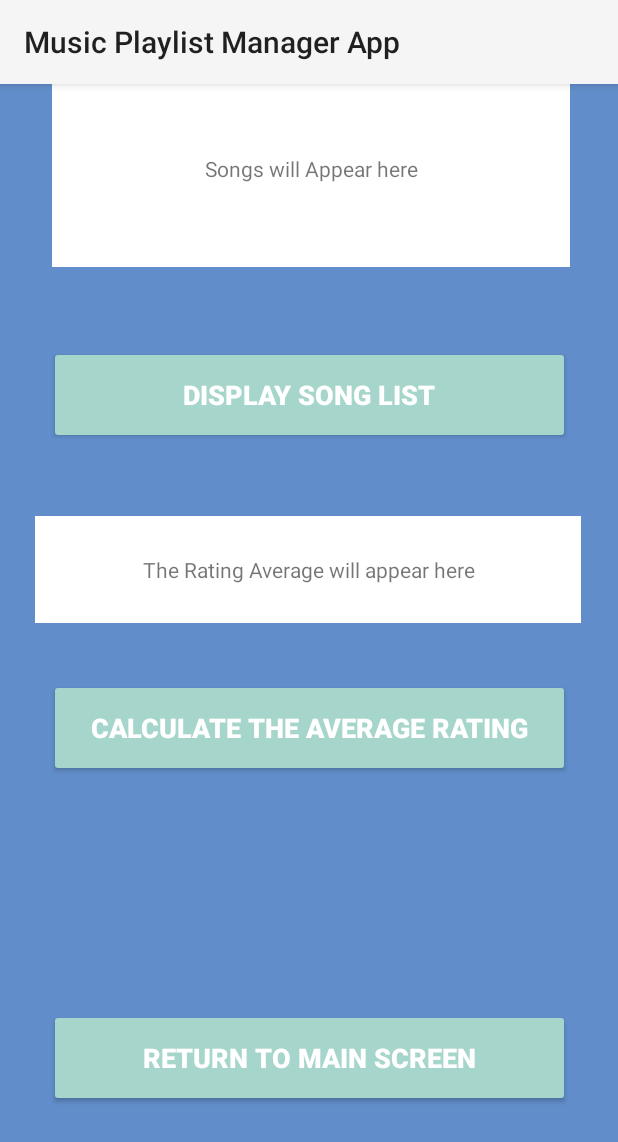
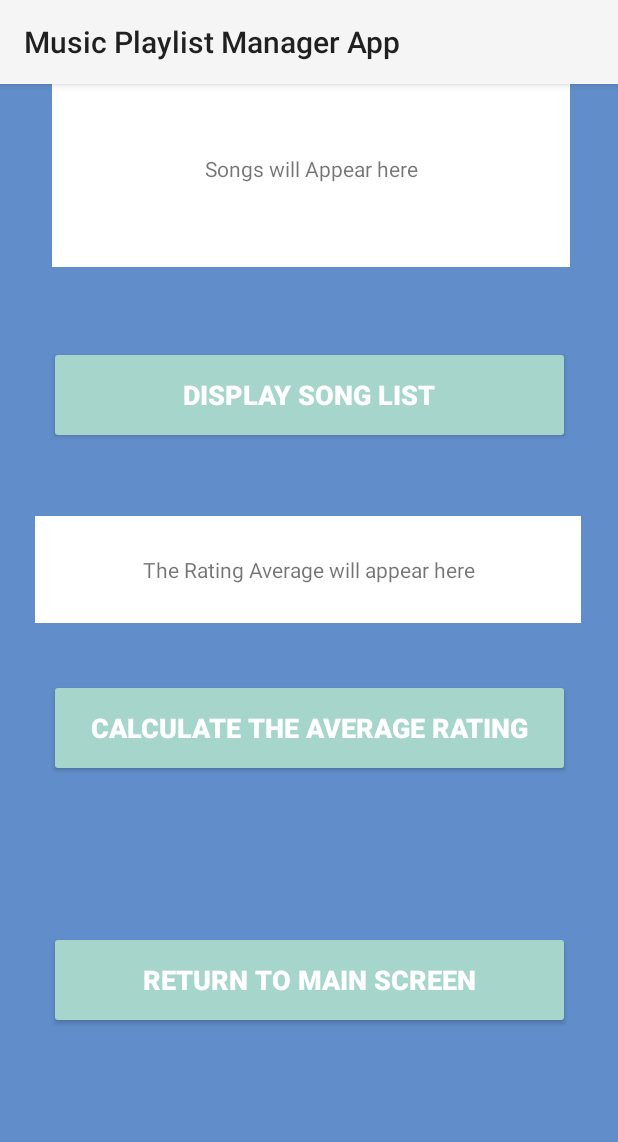
Before and after one commit to Minenhle-03/Music-Playlist-Manager-App, an Android app: the MainActivity3 screen opened directly, with no data from a screen before it, on a phone screen of 412 x 824 dp. Shown: the top 1142 px of the screen. Run offline under Robolectric (Android 15) with nearby library versions, the phone set to English and light mode, and no system bars.

Commit message:
push and commit

```diff
--- a/app/src/main/res/layout/activity_main3.xml
+++ b/app/src/main/res/layout/activity_main3.xml
@@ -82,6 +82,6 @@
         app:layout_constraintEnd_toEndOf="parent"
         app:layout_constraintStart_toStartOf="parent"
         app:layout_constraintTop_toTopOf="parent"
-        app:layout_constraintVertical_bias="0.887" />
+        app:layout_constraintVertical_bias="0.818" />
 
 </androidx.constraintlayout.widget.ConstraintLayout>
```
